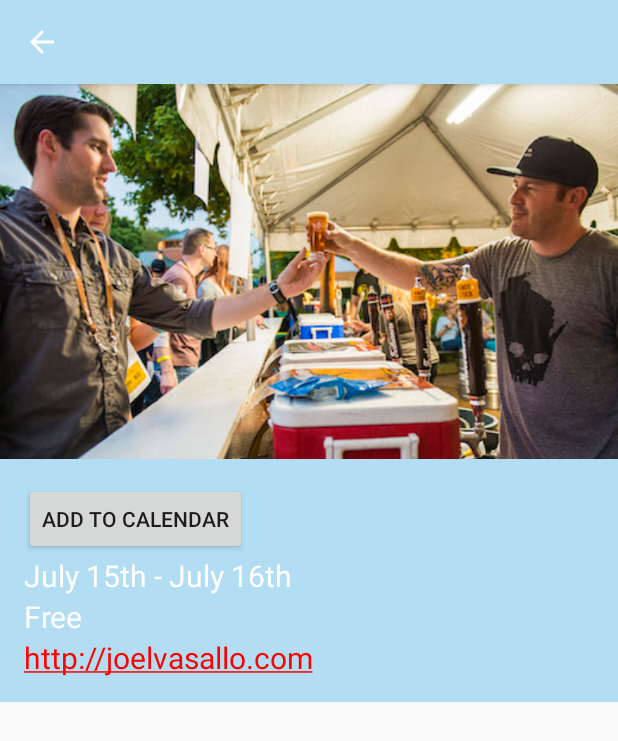
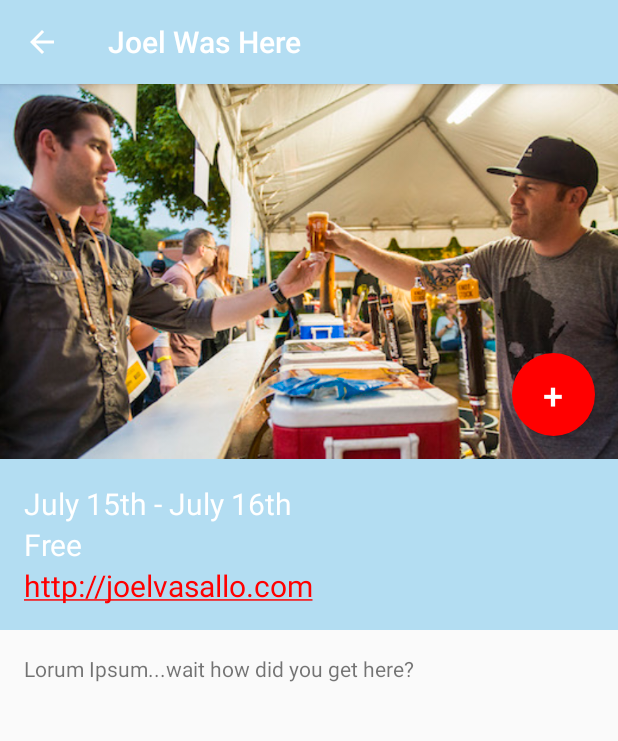
Before and after one commit to jvasallo/ChicagoEvents, an Android app: the DisplayDescriptionActivity screen opened directly, with no data from a screen before it, on a phone screen of 412 x 824 dp. Shown: the top 741 px of the screen. Run offline under Robolectric (Android 15) with nearby library versions, the phone set to English and light mode, and no system bars; 1 statement that could not run was skipped.

Commit message:
Release v0.0.3 - Updated button position on details page

```diff
--- a/app/src/main/java/com/joelvasallo/chicagoevents/DisplayDescriptionActivity.java
+++ b/app/src/main/java/com/joelvasallo/chicagoevents/DisplayDescriptionActivity.java
@@ -30,15 +30,16 @@ public class DisplayDescriptionActivity extends AppCompatActivity {
 
     private void updateView(String key) {
         Drawable image = ResourcesCompat.getDrawable(getResources(), R.drawable.brewtobewild, null);
-        String title = "";
+        String title = "Joel Was Here";
         String date = "July 15th - July 16th";
         String price = "Free";
         String website = "http://joelvasallo.com";
-        String body = "";
+        String body = "Lorum Ipsum...wait how did you get here?";
+
         switch (key) {
             case "brewtobewild_imagebutton":
                 image = ResourcesCompat.getDrawable(getResources(), R.drawable.brewtobewild, null);
-                title += getResources().getString(R.string.event_1_name);
+                title = getResources().getString(R.string.event_1_name);
                 date = getResources().getString(R.string.event_1_dates);
                 price = getResources().getString(R.string.event_1_price);
                 website = getResources().getString(R.string.event_1_website);
@@ -46,7 +47,7 @@ public class DisplayDescriptionActivity extends AppCompatActivity {
                 break;
             case "tasteofchicago_imagebutton":
                 image = ResourcesCompat.getDrawable(getResources(), R.drawable.tasteofchicago, null);
-                title += getResources().getString(R.string.event_2_name);
+                title = getResources().getString(R.string.event_2_name);
                 date = getResources().getString(R.string.event_2_dates);
                 price = getResources().getString(R.string.event_2_price);
                 website = getResources().getString(R.string.event_2_website);
@@ -54,7 +55,7 @@ public class DisplayDescriptionActivity extends AppCompatActivity {
                 break;
             case "lollapalooza_imagebutton":
                 image = ResourcesCompat.getDrawable(getResources(), R.drawable.lollapalooza, null);
-                title += getResources().getString(R.string.event_3_name);
+                title = getResources().getString(R.string.event_3_name);
                 date = getResources().getString(R.string.event_3_dates);
                 price = getResources().getString(R.string.event_3_price);
                 website = getResources().getString(R.string.event_3_website);
@@ -62,7 +63,7 @@ public class DisplayDescriptionActivity extends AppCompatActivity {
                 break;
             case "airandwatershow_imagebutton":
                 image = ResourcesCompat.getDrawable(getResources(), R.drawable.airandwatershow, null);
-                title += getResources().getString(R.string.event_4_name);
+                title = getResources().getString(R.string.event_4_name);
                 date = getResources().getString(R.string.event_4_dates);
                 price = getResources().getString(R.string.event_4_price);
                 website = getResources().getString(R.string.event_4_website);
@@ -70,7 +71,7 @@ public class DisplayDescriptionActivity extends AppCompatActivity {
                 break;
             case "riotfest_imagebutton":
                 image = ResourcesCompat.getDrawable(getResources(), R.drawable.riotfest, null);
-                title += getResources().getString(R.string.event_5_name);
+                title = getResources().getString(R.string.event_5_name);
                 date = getResources().getString(R.string.event_5_dates);
                 price = getResources().getString(R.string.event_5_price);
                 website = getResources().getString(R.string.event_5_website);
--- /dev/null
+++ b/app/src/main/res/drawable/rounded_button.xml
@@ -0,0 +1,9 @@
+<?xml version="1.0" encoding="utf-8"?>
+<ripple xmlns:android="http://schemas.android.com/apk/res/android"
+    android:color="#BFFF0000">
+    <item>
+        <shape android:shape="oval">
+            <solid android:color="#FF0000"/>
+        </shape>
+    </item>
+</ripple>
--- a/app/src/main/res/layout/activity_display_description.xml
+++ b/app/src/main/res/layout/activity_display_description.xml
@@ -10,11 +10,31 @@
         android:layout_height="wrap_content"
         android:orientation="vertical">
 
-        <ImageView
-            android:id="@+id/event_image"
-            android:layout_width="fill_parent"
-            android:layout_height="250dp"
-            android:scaleType="centerCrop" />
+        <RelativeLayout
+            android:layout_width="match_parent"
+            android:layout_height="250dp">
+
+            <ImageView
+                android:id="@+id/event_image"
+                android:layout_width="match_parent"
+                android:layout_height="match_parent"
+                android:scaleType="centerCrop" />
+
+            <Button
+                android:layout_width="55dp"
+                android:layout_height="55dp"
+                android:layout_alignParentEnd="true"
+                android:layout_alignParentBottom="true"
+                android:layout_marginBottom="15dp"
+                android:layout_marginEnd="15dp"
+                android:background="@drawable/rounded_button"
+                android:color="#FF0000"
+                android:gravity="center_vertical|center_horizontal"
+                android:onClick="addToCalendar"
+                android:text="+"
+                android:textColor="#FFFFFF"
+                android:textSize="24sp" />
+        </RelativeLayout>
 
         <LinearLayout
             android:layout_width="match_parent"
@@ -22,12 +42,6 @@
             android:background="#B3DDF2"
             android:orientation="vertical"
             android:padding="16dp">
-
-            <Button
-                android:layout_width="wrap_content"
-                android:layout_height="wrap_content"
-                android:text="Add to Calendar"
-                android:onClick="addToCalendar" />
 
             <TextView
                 android:id="@+id/event_date"
```
Also changed, not shown: app/src/main/res/layout/activity_main.xml (+4 -4 lines).
